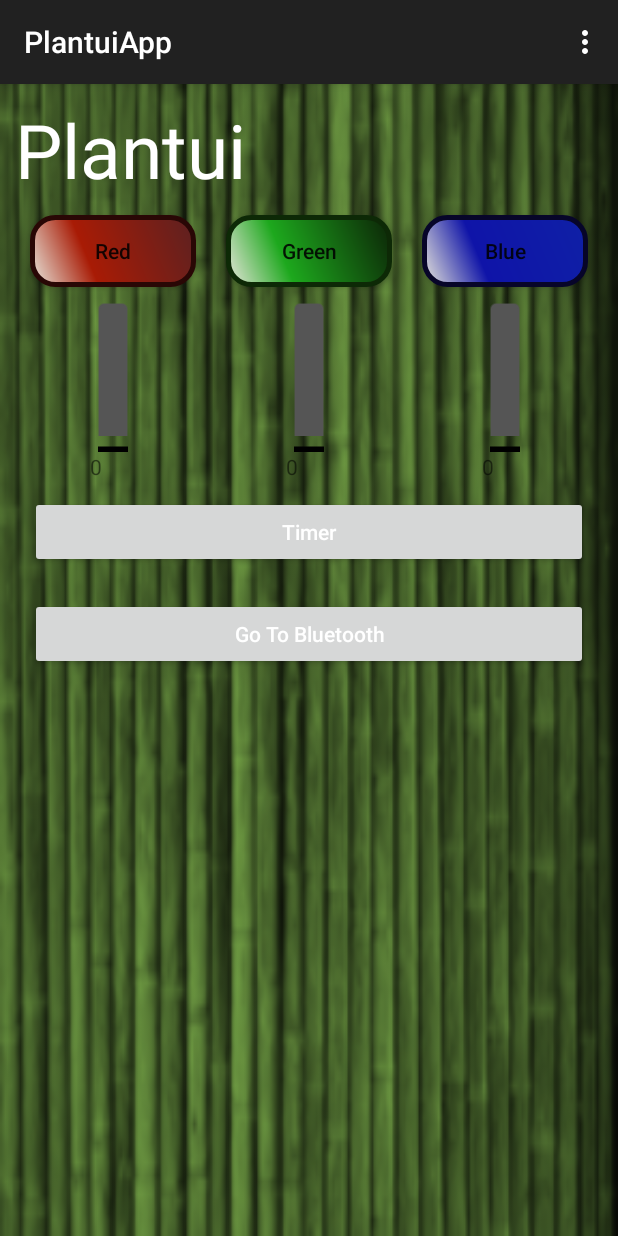
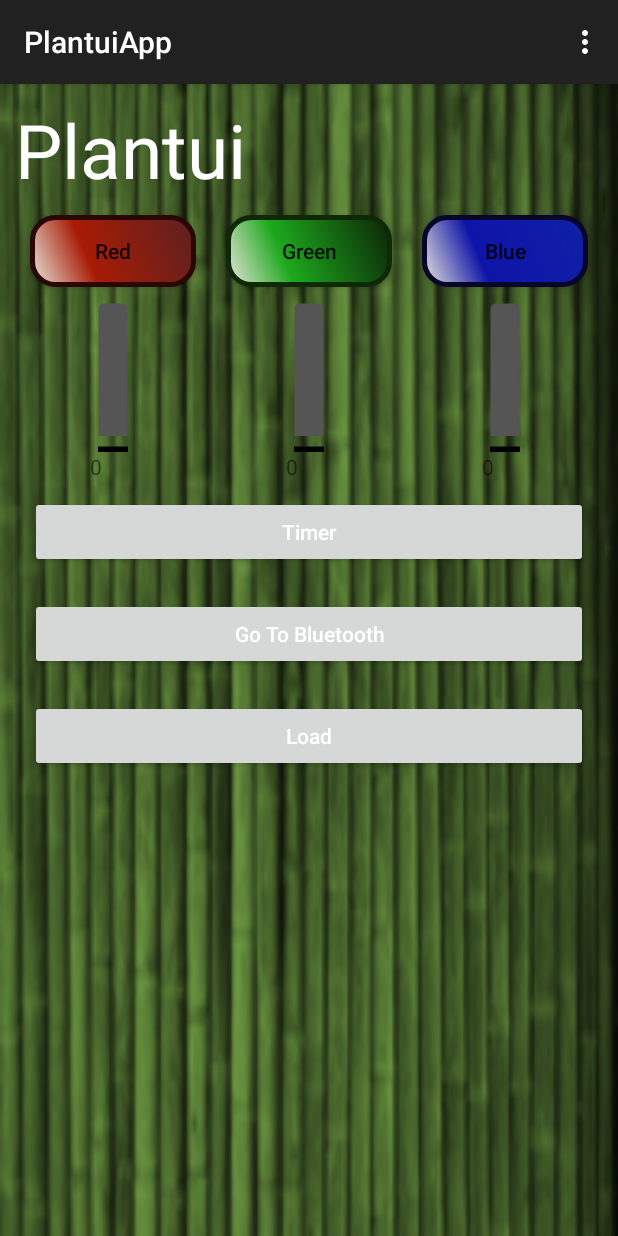
Before and after one commit to maassander/PlantuiApp, an Android app: the MainActivity screen opened directly, with no data from a screen before it, on a phone screen of 412 x 824 dp. Run offline under Robolectric (Android 15) with nearby library versions, the phone set to English and light mode, and no system bars.

Commit message:
Load Values for seekbars red the other colors will come soon

```diff
--- a/app/src/main/java/ap/plantuiapp/MainActivity.java
+++ b/app/src/main/java/ap/plantuiapp/MainActivity.java
@@ -13,20 +13,19 @@ import android.widget.PopupMenu;
 import android.widget.SeekBar;
 import android.widget.TextView;
 
+import java.io.FileInputStream;
+import java.io.FileNotFoundException;
+import java.io.IOException;
+
 
 public class MainActivity extends ActionBarActivity implements View.OnClickListener{
 
-    Button Timerbtn;
-    Button Bluetoothbtn;
-    Button bluebtn;
-    Button redbtn;
-    Button greenbtn;
-    SeekBar SeekbarRed;
-    SeekBar SeekbarGreen;
-    SeekBar SeekbarBlue;
-    TextView RedValue;
-    TextView BlueValue;
-    TextView GreenValue;
+    Button Timerbtn, Bluetoothbtn, bluebtn, redbtn, greenbtn, LoadValues;
+
+    SeekBar SeekbarRed ,SeekbarGreen ,SeekbarBlue;
+
+    TextView RedValue, BlueValue, GreenValue;
+
 
     @Override
     protected void onCreate(Bundle savedInstanceState) {
@@ -46,7 +45,9 @@ public class MainActivity extends ActionBarActivity implements View.OnClickListe
         SeekbarRed = (SeekBar)findViewById(R.id.SeekbarRed);
         SeekbarGreen = (SeekBar)findViewById(R.id.SeekbarGreen);
         SeekbarBlue = (SeekBar)findViewById(R.id.SeekbarBlue);
-        SeekbarRed.setMax(100);
+        SeekbarRed.setMax(255);
+        LoadValues = (Button)findViewById(R.id.ButtonLoadValues);
+        LoadValues.setOnClickListener(this);
         SeekbarRed.setOnSeekBarChangeListener(new SeekBar.OnSeekBarChangeListener() {
             @Override
             public void onProgressChanged(SeekBar seekBar, int progress, boolean fromUser) {
@@ -63,12 +64,12 @@ public class MainActivity extends ActionBarActivity implements View.OnClickListe
 
             }
         });
-        SeekbarBlue.setMax(100);
+        SeekbarBlue.setMax(255);
+
         SeekbarBlue.setOnSeekBarChangeListener(new SeekBar.OnSeekBarChangeListener() {
             @Override
-            public void onProgressChanged(SeekBar seekBar, int progress, boolean fromUser)
-            {
-                BlueValue.setText(progress+"");
+            public void onProgressChanged(SeekBar seekBar, int progress, boolean fromUser) {
+                BlueValue.setText(progress + "");
             }
 
             @Override
@@ -81,12 +82,12 @@ public class MainActivity extends ActionBarActivity implements View.OnClickListe
 
             }
         });
-        SeekbarGreen.setMax(100);
+        SeekbarGreen.setMax(255);
+
         SeekbarGreen.setOnSeekBarChangeListener(new SeekBar.OnSeekBarChangeListener() {
             @Override
-            public void onProgressChanged(SeekBar seekBar, int progress, boolean fromUser)
-            {
-                GreenValue.setText(progress+"");
+            public void onProgressChanged(SeekBar seekBar, int progress, boolean fromUser) {
+                GreenValue.setText(progress + "");
             }
 
             @Override
@@ -153,7 +154,38 @@ public class MainActivity extends ActionBarActivity implements View.OnClickListe
                 break;
             case R.id.Btn_Green:
                 startActivity(new Intent("ap.plantuiapp.greenled"));
+            case R.id.ButtonLoadValues:
+                LoadValues();
+                break;
+        }
+    }
+    public void LoadValues()
+    {
+
+        try {
+              FileInputStream  fis =  openFileInput("ValueRed.txt");
+            int read;
+            //a while because otherwise its only the first byte he read and then stops.
+            /*
+            *
+            *what u see when u open a file?
+            *255
+            * what it actually contained!
+            *32 40 40 for example
+             */
+
+            while ((read = fis.read()) != -1)
+            {
+                SeekbarRed.setProgress((char)read);
+            }
 
         }
+        catch (FileNotFoundException e)
+        {
+            e.printStackTrace();
+        } catch (IOException e) {
+            e.printStackTrace();
+        }
+
     }
 }
--- a/app/src/main/res/layout/activity_main.xml
+++ b/app/src/main/res/layout/activity_main.xml
@@ -186,6 +186,23 @@
 
             </TableRow>
 
+            <TableRow
+                android:layout_width="fill_parent"
+                android:layout_height="fill_parent" >
+
+                <Button
+                    android:layout_width="wrap_content"
+                    android:layout_height="wrap_content"
+                    android:text="@string/load"
+                    android:textAllCaps="false"
+                    android:id="@+id/ButtonLoadValues"
+                    android:layout_margin="10dp"
+                    android:layout_span="3"
+                    android:layout_weight="1"
+                    android:textColor="@android:color/white"
+                    android:backgroundTintMode="multiply" />
+            </TableRow>
+
         </TableLayout>
     </ScrollView>
 
--- a/app/src/main/res/values/strings.xml
+++ b/app/src/main/res/values/strings.xml
@@ -42,5 +42,6 @@
     <string name="dummy_content">DUMMY\nCONTENT</string>
     <string name="help">More Info</string>
     <string name="save">Save</string>
+    <string name="load">Load</string>
 
 </resources>
```
